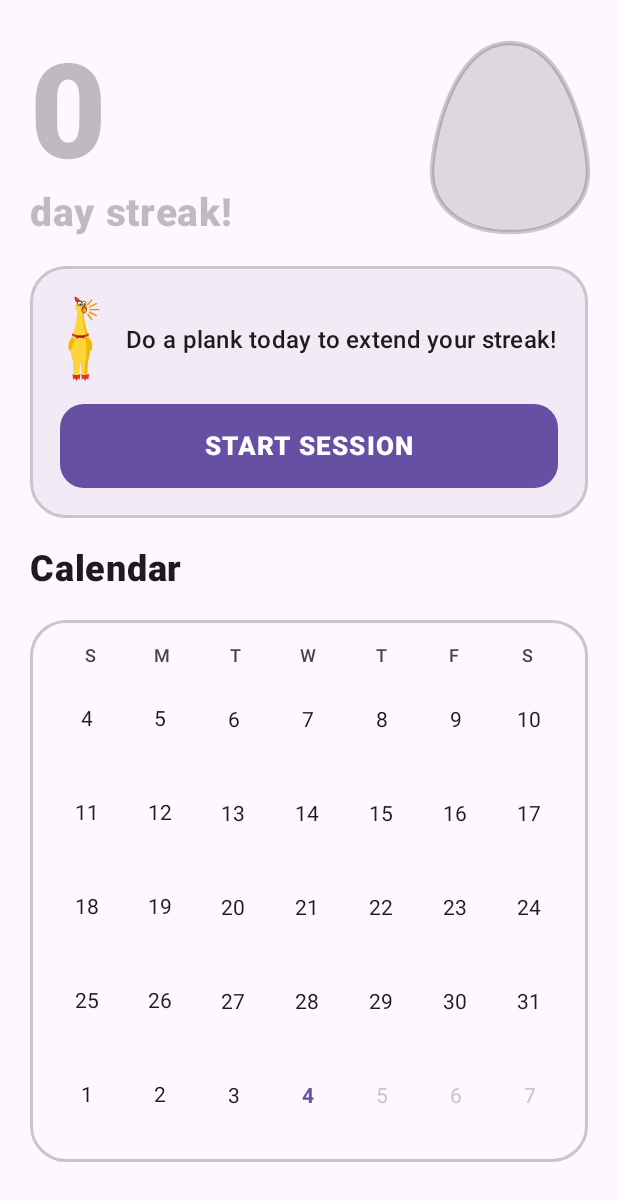
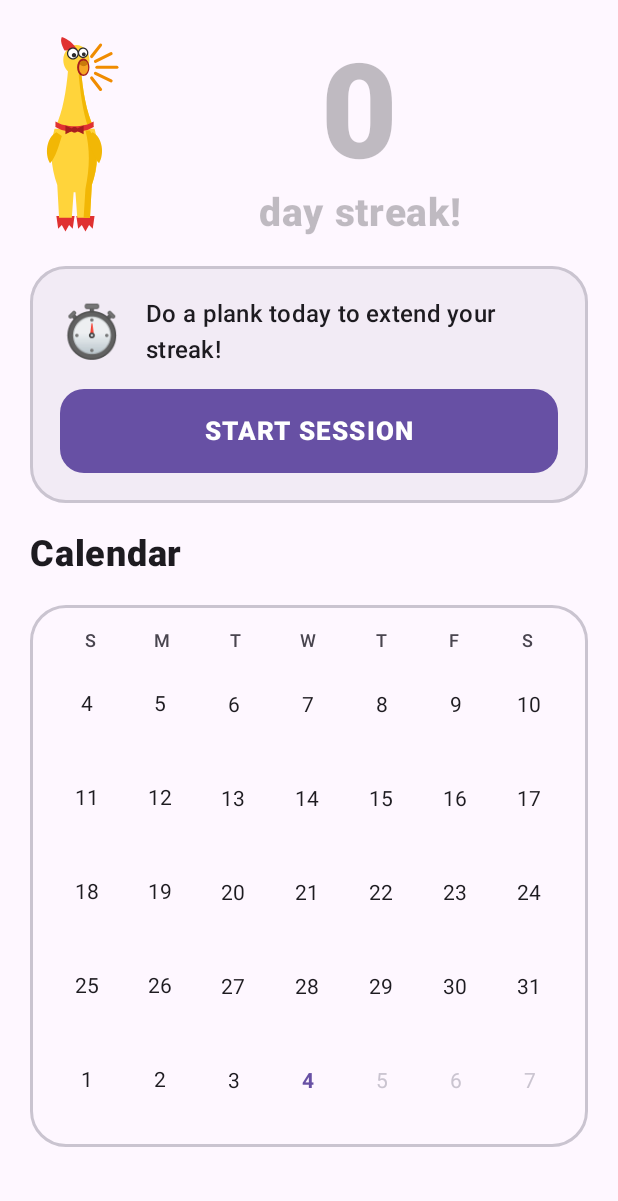
Before and after one commit to campey/coach-chicken, an Android app built with Jetpack Compose: the screen it shows after launch (MainActivity), on a phone screen of 412 x 824 dp. Shown: the top 1201 px of the screen. Run offline under Robolectric (Android 15) with nearby library versions, the phone set to English and light mode, and no system bars.

Commit message:
Home: the chicken beside a centred streak count; a check or stopwatch emoji in the call to action
Co-Authored-By: Claude Sonnet 5.5 <noreply@anthropic.com>
Claude-Session: https://claude.ai/code/session_019w41jbS8UuyLiuoAhxfmR1

```diff
--- a/android/app/src/main/kotlin/com/coachchicken/MainActivity.kt
+++ b/android/app/src/main/kotlin/com/coachchicken/MainActivity.kt
@@ -13,6 +13,10 @@ import androidx.activity.viewModels
 import androidx.compose.foundation.Image
 import androidx.compose.foundation.isSystemInDarkTheme
 import androidx.compose.foundation.layout.Arrangement
+import androidx.compose.ui.layout.ContentScale
+import androidx.compose.foundation.layout.fillMaxHeight
+import androidx.compose.foundation.layout.aspectRatio
+import androidx.compose.foundation.layout.IntrinsicSize
 import androidx.compose.foundation.layout.height
 import androidx.compose.ui.unit.sp
 import androidx.compose.ui.text.font.FontWeight
@@ -130,13 +134,16 @@ private fun HomeScreen(state: UiState, onStartSession: () -> Unit, onCopyLog: ((
             Modifier.fillMaxWidth().heightIn(min = maxHeight).verticalScroll(rememberScrollState()).padding(horizontal = 20.dp, vertical = 24.dp),
             verticalArrangement = Arrangement.spacedBy(20.dp),
         ) {
-            // the streak: big and bright once today's plank is in, muted grey until then
-            Row(Modifier.fillMaxWidth(), horizontalArrangement = Arrangement.SpaceBetween, verticalAlignment = Alignment.CenterVertically) {
-                Column {
+            // the streak: big and bright once today's plank is in, muted grey until then; the chicken stands beside it
+            Row(Modifier.fillMaxWidth().height(IntrinsicSize.Min), verticalAlignment = Alignment.CenterVertically) {
+                Image(
+                    painterResource(R.drawable.ic_chicken), contentDescription = null,
+                    modifier = Modifier.fillMaxHeight().aspectRatio(56f / 110f), contentScale = ContentScale.Fit,
+                )
+                Column(Modifier.weight(1f), horizontalAlignment = Alignment.CenterHorizontally) {
                     Text(state.streak.days.toString(), fontSize = 88.sp, lineHeight = 92.sp, fontWeight = FontWeight.ExtraBold, color = accent)
                     Text("day streak!", fontSize = 26.sp, fontWeight = FontWeight.ExtraBold, color = accent)
                 }
-                StreakEgg(done, Modifier.size(width = 104.dp, height = 130.dp))
             }
             // the big call to action, or the affirmation once it's done
             Surface(
@@ -145,7 +152,7 @@ private fun HomeScreen(state: UiState, onStartSession: () -> Unit, onCopyLog: ((
             ) {
                 Column(Modifier.fillMaxWidth().padding(20.dp), verticalArrangement = Arrangement.spacedBy(14.dp)) {
                     Row(verticalAlignment = Alignment.CenterVertically, horizontalArrangement = Arrangement.spacedBy(14.dp)) {
-                        Image(painterResource(R.drawable.ic_chicken), contentDescription = null, modifier = Modifier.size(width = 30.dp, height = 58.dp))
+                        Text(if (done) "✅" else "⏱️", fontSize = 34.sp) // a check when it's done, a stopwatch when a plank is due
                         Text(
                             if (done) "Today's plank is done. Streak extended!" else "Do a plank today to extend your streak!",
                             style = MaterialTheme.typography.titleMedium, fontWeight = FontWeight.SemiBold,
@@ -167,31 +174,6 @@ private fun HomeScreen(state: UiState, onStartSession: () -> Unit, onCopyLog: ((
 }
 
 private val StreakGold = Color(0xFFFFB300)
-
-/** The streak's egg: gold with a shine once today's plank is done, a muted grey one until then. */
-@Composable
-private fun StreakEgg(done: Boolean, modifier: Modifier) {
-    val grey = MaterialTheme.colorScheme.onSurface
-    Canvas(modifier) {
-        val w = size.width; val h = size.height
-        val egg = Path().apply {
-            moveTo(w * 0.5f, h * 0.02f)
-            cubicTo(w * 0.12f, h * 0.02f, w * 0.0f, h * 0.55f, w * 0.0f, h * 0.68f)
-            cubicTo(w * 0.0f, h * 0.88f, w * 0.22f, h * 0.99f, w * 0.5f, h * 0.99f)
-            cubicTo(w * 0.78f, h * 0.99f, w * 1.0f, h * 0.88f, w * 1.0f, h * 0.68f)
-            cubicTo(w * 1.0f, h * 0.55f, w * 0.88f, h * 0.02f, w * 0.5f, h * 0.02f)
-            close()
-        }
-        if (done) {
-            drawPath(egg, Brush.verticalGradient(listOf(Color(0xFFFFE27A), Color(0xFFFFB300), Color(0xFFC9900C))))
-            drawPath(egg, Color(0xFF6B4300), style = Stroke(3.dp.toPx(), join = StrokeJoin.Round))
-            drawOval(Color.White.copy(alpha = 0.55f), Offset(w * 0.2f, h * 0.2f), Size(w * 0.16f, h * 0.24f))
-        } else {
-            drawPath(egg, grey.copy(alpha = 0.14f))
-            drawPath(egg, grey.copy(alpha = 0.22f), style = Stroke(3.dp.toPx(), join = StrokeJoin.Round))
-        }
-    }
-}
 
 /** The cards of one past day: swipe up and down between that day's planks. */
 @Composable
```
